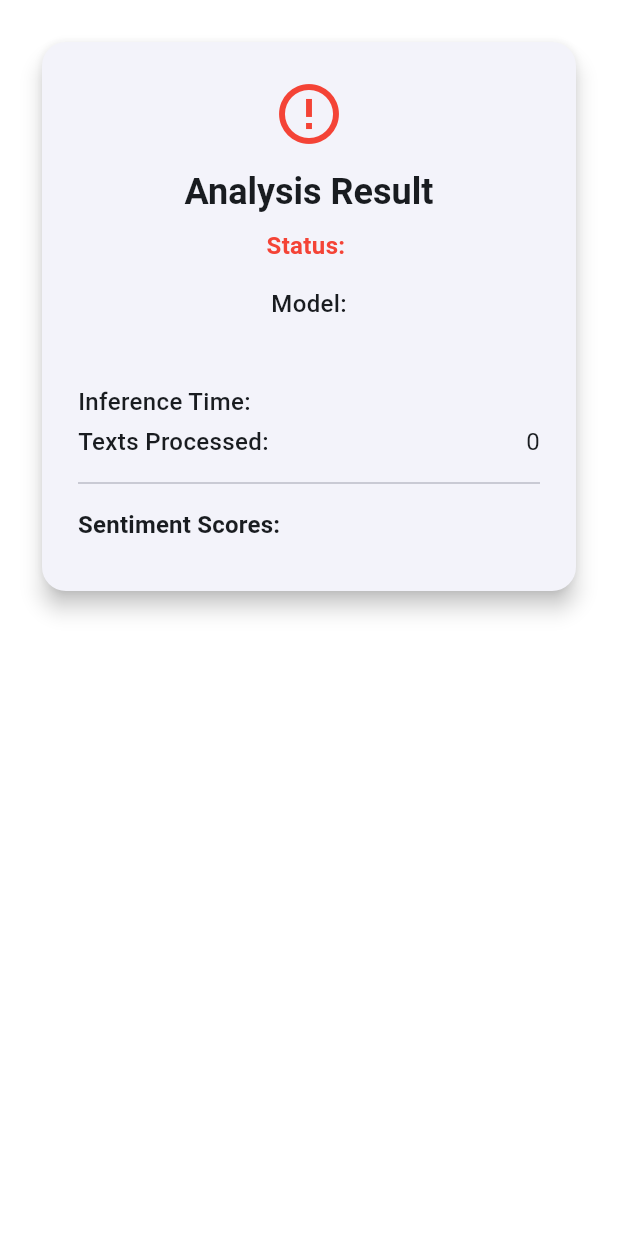
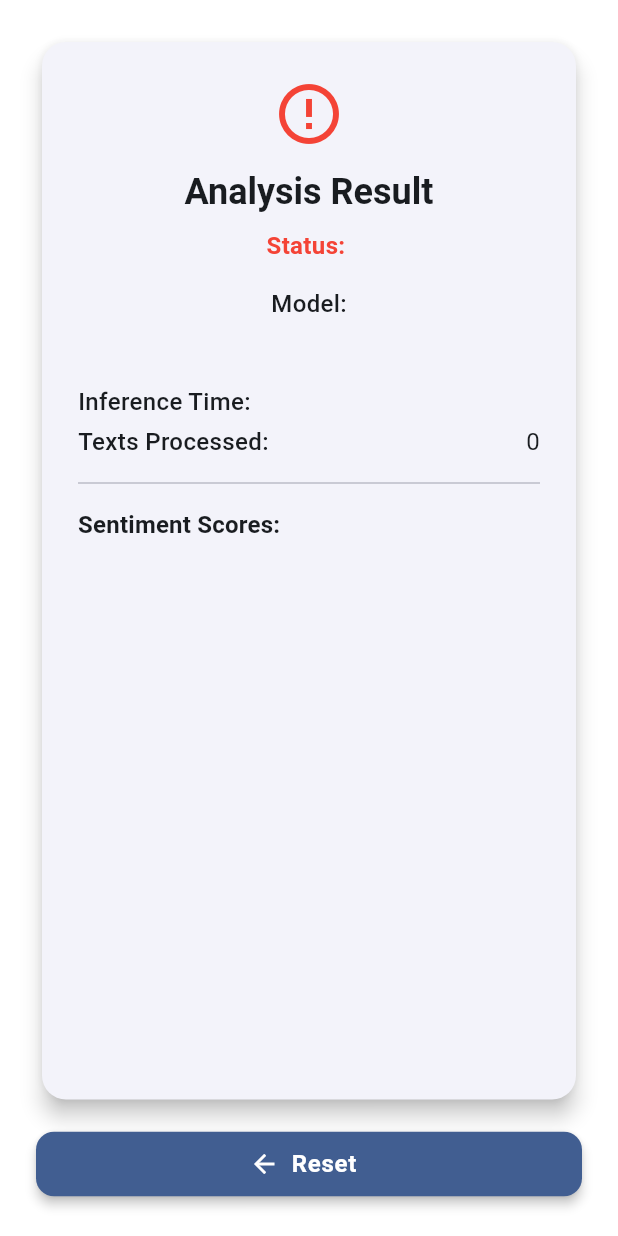
Before and after one commit to ajisuryaa/sentiment_analysis, a Flutter app: the ResultAnalyzer widget shown alone on an empty page, opened directly with empty values, on a phone screen of 412 x 824 dp. Run offline on Flutter 3.47's test engine with Material 3 defaults, Android fonts, the phone set to English and light mode, and no system bars; our stand-ins replace equatable, flutter_bloc, go_router; Roboto replaces fonts that are missing (RobotoMono).

Commit message:
create button and function to reset analysis result

```diff
--- a/lib/logic/bloc/analyzer_sentiment/analyzer_sentiment_bloc.dart
+++ b/lib/logic/bloc/analyzer_sentiment/analyzer_sentiment_bloc.dart
@@ -21,5 +21,11 @@ class SentimentAnalyzerBloc
         emit(SentimentAnalyzerError(message: e.toString()));
       }
     });
+
+    on<ResetAnalyzing>((event, emit) async {
+      emit(const SentimentAnalyzerLoading());
+      await Future.delayed(const Duration(milliseconds: 200));
+      emit(const SentimentAnalyzerInitial());
+    });
   }
 }
--- a/lib/logic/bloc/analyzer_sentiment/analyzer_sentiment_event.dart
+++ b/lib/logic/bloc/analyzer_sentiment/analyzer_sentiment_event.dart
@@ -17,3 +17,7 @@ class AnalyzingText extends SentimentAnalyzerEvent {
   @override
   List<Object?> get props => [inputedText];
 }
+
+class ResetAnalyzing extends SentimentAnalyzerEvent {
+  const ResetAnalyzing();
+}
--- a/lib/views/result_analyzer.dart
+++ b/lib/views/result_analyzer.dart
@@ -3,16 +3,22 @@ import 'package:sentiment_analysis/data/model/sentiment_response.dart';
 
 class ResultAnalyzer extends StatelessWidget {
   final SentimentResponse result;
+  final VoidCallback? onBackClicked;
 
-  const ResultAnalyzer({super.key, required this.result});
+  const ResultAnalyzer(
+      {super.key, required this.result, required this.onBackClicked});
 
   @override
   Widget build(BuildContext context) {
     return Padding(
         padding: const EdgeInsets.all(24.0),
+        child: Column(
+          children: [
+            Expanded(
               child: Card(
                 elevation: 6,
-        shape: RoundedRectangleBorder(borderRadius: BorderRadius.circular(16)),
+                shape: RoundedRectangleBorder(
+                    borderRadius: BorderRadius.circular(16)),
                 child: Padding(
                   padding: const EdgeInsets.all(24.0),
                   child: Column(
@@ -22,13 +28,16 @@ class ResultAnalyzer extends StatelessWidget {
                         result.status == 'COMPLETED'
                             ? Icons.check_circle_outline
                             : Icons.error_outline,
-                color: result.status == 'COMPLETED' ? Colors.green : Colors.red,
+                        color: result.status == 'COMPLETED'
+                            ? Colors.green
+                            : Colors.red,
                         size: 48,
                       ),
                       const SizedBox(height: 12),
                       Text(
                         "Analysis Result",
-                style: Theme.of(context).textTheme.headlineSmall?.copyWith(
+                        style:
+                            Theme.of(context).textTheme.headlineSmall?.copyWith(
                                   fontWeight: FontWeight.bold,
                                 ),
                       ),
@@ -36,8 +45,9 @@ class ResultAnalyzer extends StatelessWidget {
                       Text(
                         "Status: ${result.status}",
                         style: TextStyle(
-                  color:
-                      result.status == 'COMPLETED' ? Colors.green : Colors.red,
+                          color: result.status == 'COMPLETED'
+                              ? Colors.green
+                              : Colors.red,
                           fontWeight: FontWeight.w600,
                         ),
                       ),
@@ -72,7 +82,8 @@ class ResultAnalyzer extends StatelessWidget {
                         alignment: Alignment.centerLeft,
                         child: Text(
                           "Sentiment Scores:",
-                  style: Theme.of(context).textTheme.titleMedium?.copyWith(
+                          style:
+                              Theme.of(context).textTheme.titleMedium?.copyWith(
                                     fontWeight: FontWeight.bold,
                                   ),
                         ),
@@ -106,7 +117,41 @@ class ResultAnalyzer extends StatelessWidget {
                   ),
                 ),
               ),
-    );
+            ),
+            const SizedBox(
+              height: 15,
+            ),
+            SizedBox(
+              width: double.infinity,
+              child: ElevatedButton.icon(
+                onPressed: onBackClicked,
+                icon: const Icon(Icons.arrow_back, size: 20),
+                label: const Padding(
+                  padding: EdgeInsets.symmetric(vertical: 12.0),
+                  child: Text(
+                    "Reset",
+                    style: TextStyle(
+                      fontWeight: FontWeight.w600,
+                      fontSize: 16,
+                      letterSpacing: 0.5,
+                    ),
+                  ),
+                ),
+                style: ElevatedButton.styleFrom(
+                  backgroundColor: Theme.of(context).colorScheme.primary,
+                  foregroundColor: Colors.white,
+                  elevation: 3,
+                  shape: RoundedRectangleBorder(
+                    borderRadius: BorderRadius.circular(12),
+                  ),
+                  textStyle: const TextStyle(
+                    fontFamily: 'Roboto',
+                  ),
+                ),
+              ),
+            )
+          ],
+        ));
   }
 
   Color _getColorForLabel(String label) {
```
Also changed, not shown: lib/screens/analyzer_screen.dart (+8 -1 lines). Lines whose indentation alone changed are shown as unchanged.
